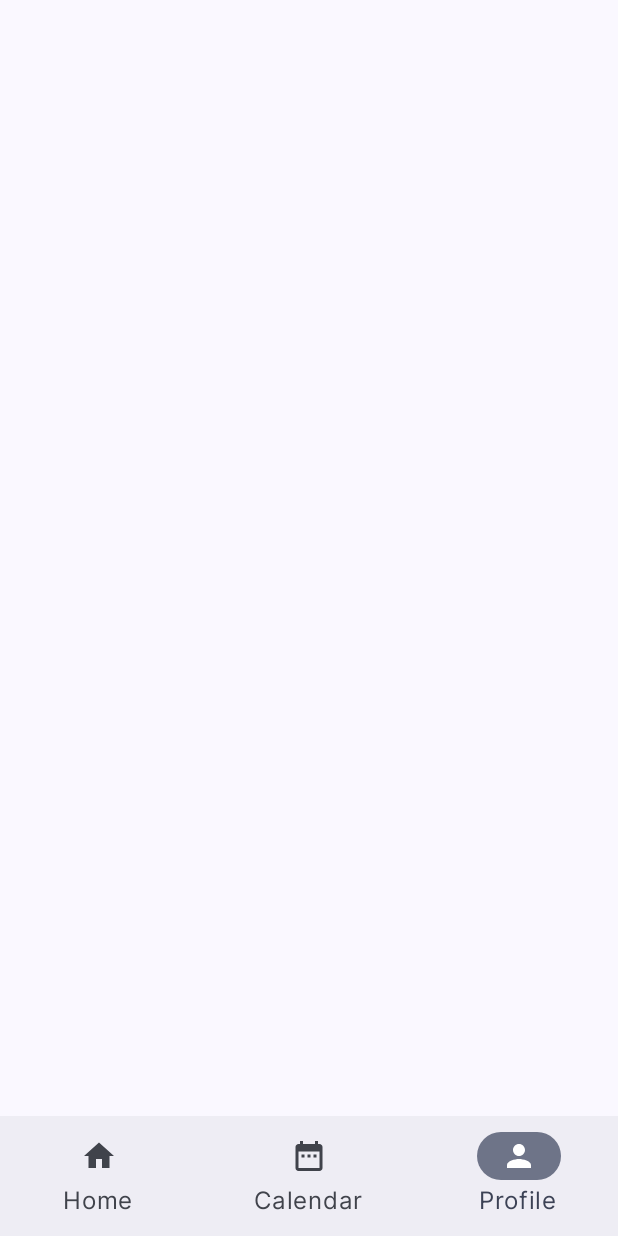
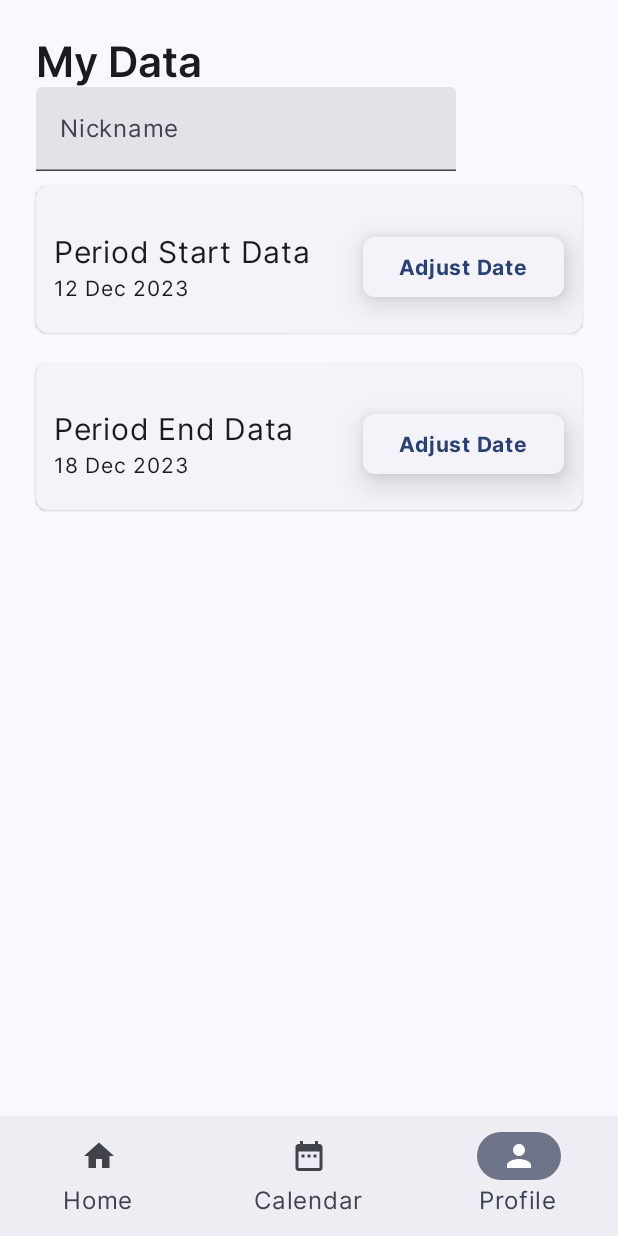
Before and after one commit to Kijedi/purpleHearts, an Android app built with Jetpack Compose: the screen it shows after launch (MainActivity), item 3 of the bottom bar chosen, on a phone screen of 412 x 824 dp. Run offline under Robolectric (Android 15) with nearby library versions, the light colour scheme and no system bars.

Commit message:
Profile page changes

```diff
--- a/app/src/main/java/com/langatt/pinkhearts/MainActivity.kt
+++ b/app/src/main/java/com/langatt/pinkhearts/MainActivity.kt
@@ -98,7 +98,7 @@ fun getScreen(screen: String): Unit {
     return when (screen) {
         "Home" -> HomePage()
         "Calendar" -> CalendarPage()
-        "Profile" -> ProfilePage(screen)
+        "Profile" -> ProfilePage()
         else -> HomePage()
     }
 }
--- a/app/src/main/java/com/langatt/pinkhearts/Screens/Profile.kt
+++ b/app/src/main/java/com/langatt/pinkhearts/Screens/Profile.kt
@@ -1,21 +1,18 @@
 package com.langatt.pinkhearts.Screens
 
-import android.widget.DatePicker
 import androidx.compose.foundation.layout.Arrangement
-import androidx.compose.foundation.layout.Box
 import androidx.compose.foundation.layout.Column
+import androidx.compose.foundation.layout.Row
 import androidx.compose.foundation.layout.fillMaxHeight
 import androidx.compose.foundation.layout.fillMaxSize
+import androidx.compose.foundation.layout.fillMaxWidth
+import androidx.compose.foundation.layout.height
 import androidx.compose.foundation.layout.padding
 import androidx.compose.foundation.shape.RoundedCornerShape
-import androidx.compose.material3.Button
-import androidx.compose.material3.ButtonColors
 import androidx.compose.material3.ButtonDefaults
-import androidx.compose.material3.ButtonElevation
 import androidx.compose.material3.CardDefaults
 import androidx.compose.material3.ExperimentalMaterial3Api
 import androidx.compose.material3.MaterialTheme
-import androidx.compose.material3.OutlinedTextField
 import androidx.compose.material3.Text
 import androidx.compose.runtime.Composable
 import androidx.compose.runtime.getValue
@@ -26,15 +23,15 @@ import androidx.compose.material3.DateRangePicker
 import androidx.compose.material3.ElevatedButton
 import androidx.compose.material3.ElevatedCard
 import androidx.compose.material3.OutlinedCard
+import androidx.compose.material3.TextField
 import androidx.compose.material3.rememberDateRangePickerState
 import androidx.compose.runtime.remember
 import androidx.compose.ui.Alignment
 import androidx.compose.ui.Modifier
 import androidx.compose.ui.draw.scale
-import androidx.compose.ui.graphics.Color
-import androidx.compose.ui.graphics.RectangleShape
 import androidx.compose.ui.tooling.preview.Preview
 import androidx.compose.ui.unit.dp
+import androidx.compose.ui.unit.sp
 
 @OptIn(ExperimentalMaterial3Api::class)
 @Composable
@@ -45,32 +42,114 @@ fun ProfilePage() {
         mutableStateOf(false)
     }
     val state = rememberDateRangePickerState()
-    Column( horizontalAlignment = Alignment.Start,
+    Column(
+        horizontalAlignment = Alignment.Start,
         verticalArrangement = Arrangement.Top,
-        modifier = Modifier.fillMaxSize().padding(8.dp)) {
+        modifier = Modifier
+            .padding(12.dp)
+            .fillMaxSize()
+    ) {
         Text(text = "My Data", style = MaterialTheme.typography.titleLarge)
-        Column {
-            OutlinedTextField(
+        Column(
+            modifier = Modifier
+                .fillMaxSize()
+        ) {
+            TextField(
+                readOnly = true,
                 value = text,
+                textStyle = MaterialTheme.typography.displaySmall,
                 onValueChange = { text = it },
-                label = { Text("Name") },
-                singleLine = true
+                label = { Text("Nickname") },
+                singleLine = true,
+                modifier = Modifier.padding(vertical = 0.dp)
+//                value= "Jane Doe"
             )
-            ElevatedButton(
-                modifier = Modifier.padding(vertical = 20.dp),
-                elevation = ButtonDefaults.elevatedButtonElevation(12.dp),
-                onClick = { showDatePicker = !showDatePicker },
-                shape = RoundedCornerShape(8.dp)
+            ElevatedCard(
+                shape = RoundedCornerShape(8.dp), modifier = Modifier
+                    .padding(vertical = 10.dp)
+                    .fillMaxWidth()
             ) {
-                Text(text = "Pick Date", style = MaterialTheme.typography.bodyLarge)
+                Row(
+                    modifier = Modifier
+                        .padding(top = 10.dp)
+                        .fillMaxWidth()
+                        .padding(horizontal = 12.dp),
+                    horizontalArrangement = Arrangement.SpaceBetween,
+                    verticalAlignment = Alignment.CenterVertically
+                ) {
+                    Column {
+                        Text(
+                            text = "Period Start Data",
+                            style = MaterialTheme.typography.bodyLarge,
+                            fontSize = 20.sp,
+                            modifier = Modifier.padding(bottom = 4.dp)
+                        )
+                        Text(
+                            text = "12 Dec 2023",
+                            style = MaterialTheme.typography.bodyLarge,
+                            fontSize = 14.sp
+                        )
+                    }
+                    ElevatedButton(
+                        modifier = Modifier.padding(vertical = 20.dp),
+                        elevation = ButtonDefaults.elevatedButtonElevation(12.dp),
+                        onClick = { showDatePicker = !showDatePicker },
+                        shape = RoundedCornerShape(8.dp)
+                    ) {
+                        Text(text = "Adjust Date", style = MaterialTheme.typography.labelSmall)
+                    }
+                }
+
             }
-            if(showDatePicker){
+            ElevatedCard(
+                shape = RoundedCornerShape(8.dp), modifier = Modifier
+                    .padding(vertical = 10.dp)
+                    .fillMaxWidth()
+            ) {
+                Row(
+                    modifier = Modifier
+                        .padding(top = 10.dp)
+                        .fillMaxWidth()
+                        .padding(horizontal = 12.dp),
+                    horizontalArrangement = Arrangement.SpaceBetween,
+                    verticalAlignment = Alignment.CenterVertically
+                ) {
+                    Column {
+                        Text(
+                            text = "Period End Data",
+                            style = MaterialTheme.typography.bodyLarge,
+                            fontSize = 20.sp,
+                            modifier = Modifier.padding(bottom = 4.dp)
+                        )
+                        Text(
+                            text = "18 Dec 2023",
+                            style = MaterialTheme.typography.bodyLarge,
+                            fontSize = 14.sp
+                        )
+                    }
+                    ElevatedButton(
+                        modifier = Modifier.padding(vertical = 20.dp),
+                        elevation = ButtonDefaults.elevatedButtonElevation(12.dp),
+                        onClick = { showDatePicker = !showDatePicker },
+                        shape = RoundedCornerShape(8.dp)
+                    ) {
+                        Text(text = "Adjust Date", style = MaterialTheme.typography.labelSmall)
+                    }
+                }
+
+            }
+
+
+            if (showDatePicker) {
                 OutlinedCard(
-                    modifier= Modifier.fillMaxHeight(0.5f),
+                    modifier = Modifier.fillMaxHeight(0.5f),
                     shape = RoundedCornerShape(12.dp),
                     elevation = CardDefaults.elevatedCardElevation(12.dp)
                 ) {
-                    DateRangePicker(modifier = Modifier.scale(0.8F), state = state, title = {Text(text = "Period Dates")})
+                    DateRangePicker(
+                        modifier = Modifier.scale(0.8F),
+                        state = state,
+                        title = { Text(text = "Period Dates") })
                 }
             }
         }
--- a/app/src/main/java/com/langatt/pinkhearts/ui/theme/Type.kt
+++ b/app/src/main/java/com/langatt/pinkhearts/ui/theme/Type.kt
@@ -40,6 +40,13 @@ val Typography = Typography(
         fontSize = 14.sp,
         lineHeight = 16.sp,
         letterSpacing = 0.5.sp
+    ),
+    displaySmall = TextStyle(
+        fontFamily = Inter,
+        fontWeight = FontWeight.Bold,
+        fontSize = 12.sp,
+        letterSpacing = 0.5.sp,
+        lineHeight = 0.sp
     )
 
 )
```
